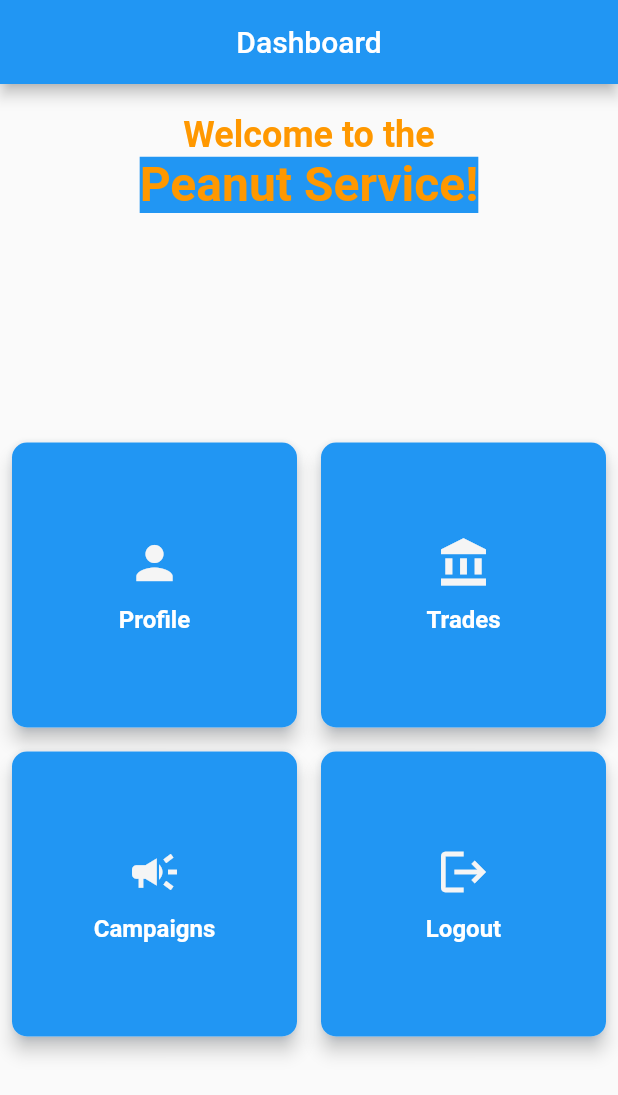
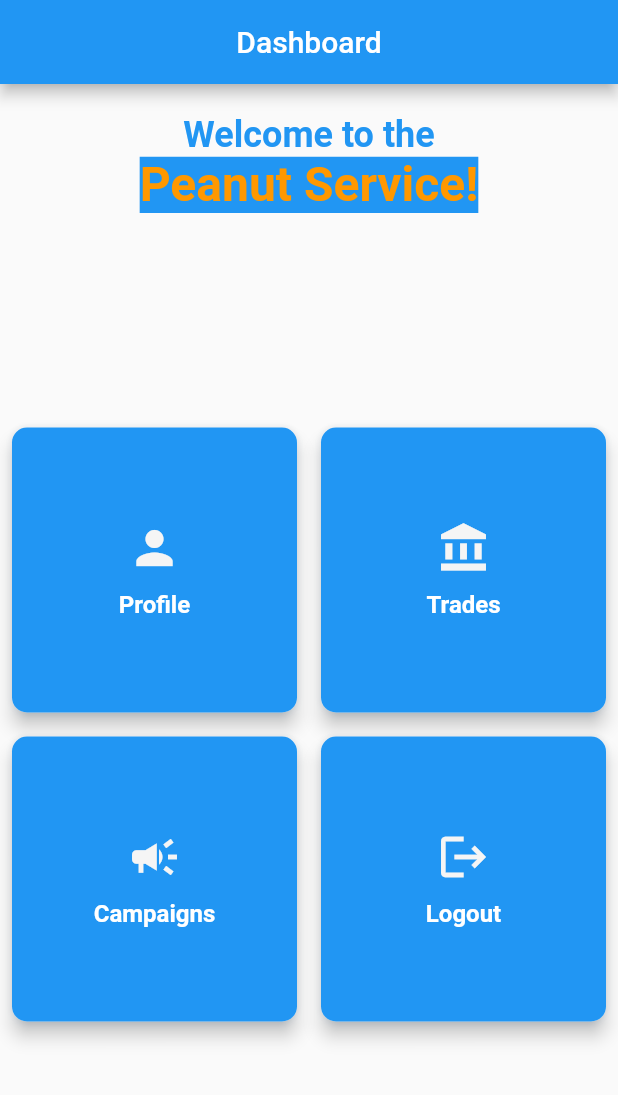
Before and after one commit to rhrazib/peanut, a Flutter app: the DashboardView screen opened by its route, on a phone screen of 412 x 824 dp. Shown: the top 1095 px of the screen. Run offline on Flutter 3.47's test engine with Material 2 defaults, Android fonts, the light colour scheme and no system bars; our stand-ins replace cached_network_image, connectivity_plus, dio, flutter_secure_storage, flutter_spinkit, get; accounts and stored records are empty; network calls fail.

Commit message:
code refactor

```diff
--- a/lib/common/utils/app_colors.dart
+++ b/lib/common/utils/app_colors.dart
@@ -7,6 +7,7 @@ class AppColors {
   static const blue900 = Color(0x0D47A1FF);
   static const white = Color(0xFFF5F5F5);
   static const orange = Colors.orange;
+  static const red = Colors.red;
 
 
   static const textColor = Color(0xFF333333);
--- a/lib/common/utils/custom_txt.dart
+++ b/lib/common/utils/custom_txt.dart
@@ -9,11 +9,12 @@ class CustomText {
   static const String enterLogin = 'Please enter your login.';
   static const String enterPassword = 'Please enter your password.';
 
-  static const String incorrectCredentials = 'Incorrect login or password';
+  static const String incorrectCredentials =
+      'Incorrect login or password, try again';
   static const String networkError = 'Network error occurred';
 
   static const String loginFailed = 'Login Failed';
-  static const String loginError = 'Incorrect login or password.';
+  static const String loginError = 'Incorrect login or password, try again.';
   static const String unauthorizedAccess = 'Unauthorized access.';
   static const String serverError = 'Server Error';
   static const String internalServerError = 'Internal server error occurred.';
@@ -31,5 +32,14 @@ class CustomText {
   static const String unableToFetchLastUserTrades =
       'Unable to fetch user trades';
 
-  static const String authApi = '${ApiConfig.baseUrl}/IsAccountCredentialsCorrect';
+  static const String authApi =
+      '${ApiConfig.baseUrl}/IsAccountCredentialsCorrect';
+  static const String promotionalCampaigns = 'Promotional campaigns';
+  static const String userProfile = 'User Profile';
+  static const String pleaseLoginToViewInfo =
+      'Please log in to view user information.';
+
+  static const String lastFourNumbersOfPhone = 'Last Four Numbers of Phone';
+
+  static const String userInformation = 'User Information';
 }
--- a/lib/main.dart
+++ b/lib/main.dart
@@ -5,13 +5,14 @@ import 'package:peanut/network/dio.dart';
 import 'package:peanut/routes/app_routes.dart';
 import 'package:peanut/controllers/auth_controller.dart';
 import 'package:peanut/controllers/profile_controller.dart';
-
+import 'package:peanut/controllers/trades_controller.dart';
 void main() {
   WidgetsFlutterBinding.ensureInitialized();
 
-  DioClient.setupDio();
+  DioClient.setupDio(); //setup dio client
   Get.put(AuthController());
   Get.put(ProfileController());
+  Get.put(TradesController());
   Get.put(PromoController());
 
   runApp(MyApp());
--- a/lib/views/dashboard_view.dart
+++ b/lib/views/dashboard_view.dart
@@ -1,8 +1,8 @@
 import 'package:flutter/material.dart';
 import 'package:get/get.dart';
-import 'package:peanut/common/dialog/custom_dialog.dart';
+import 'package:peanut/common/dialog/custom_dialog.dart'; // Update this import if needed
 import 'package:peanut/common/utils/app_colors.dart';
-import 'package:peanut/common/widgets/custom_button.dart';
+import 'package:peanut/common/widgets/custom_button.dart'; // Update this import if needed
 import 'package:peanut/controllers/auth_controller.dart';
 
 class DashboardView extends StatelessWidget {
@@ -30,7 +30,7 @@ class DashboardView extends StatelessWidget {
                 style: TextStyle(
                   fontSize: 24,
                   fontWeight: FontWeight.bold,
-                  color: AppColors.orange,
+                  color: AppColors.blue,
                 ),
               ),
               Text(
@@ -42,7 +42,8 @@ class DashboardView extends StatelessWidget {
                   backgroundColor: AppColors.blue, // Use dark blue as the background color
                 ),
               ),
-              SizedBox(height: 20), // Add spacing
+
+              // SizedBox(height: 20), // Add spacing
 
               Expanded(
                 child: Center(
--- a/lib/views/promo_view.dart
+++ b/lib/views/promo_view.dart
@@ -2,13 +2,13 @@ import 'package:flutter/material.dart';
 import 'package:get/get.dart';
 import 'package:peanut/controllers/promo_controller.dart';
 import 'package:peanut/views/promo_item_card.dart';
-
+import 'package:peanut/common/utils/custom_txt.dart';
 class PromoView extends GetView<PromoController> {
   @override
   Widget build(BuildContext context) {
     return Scaffold(
       appBar: AppBar(
-        title: Text('Promotional campaigns'),
+        title: Text(CustomText.promotionalCampaigns),
       ),
       body: Obx(
             () {
--- a/lib/views/trade_list_view.dart
+++ b/lib/views/trade_list_view.dart
@@ -6,7 +6,7 @@ import 'package:peanut/models/trade_model.dart';
 
 class TradeListView extends StatelessWidget {
   final AuthController authController = Get.find<AuthController>();
-  final TradesController tradesController = Get.put(TradesController());
+  final TradesController tradesController = Get.find<TradesController>();
 
   @override
   Widget build(BuildContext context) {
```
Also changed, not shown: lib/controllers/auth_controller.dart (+12 -14 lines), lib/logout_manager.dart (deleted, +0 -22 lines), lib/views/profile_view.dart (+6 -5 lines).
